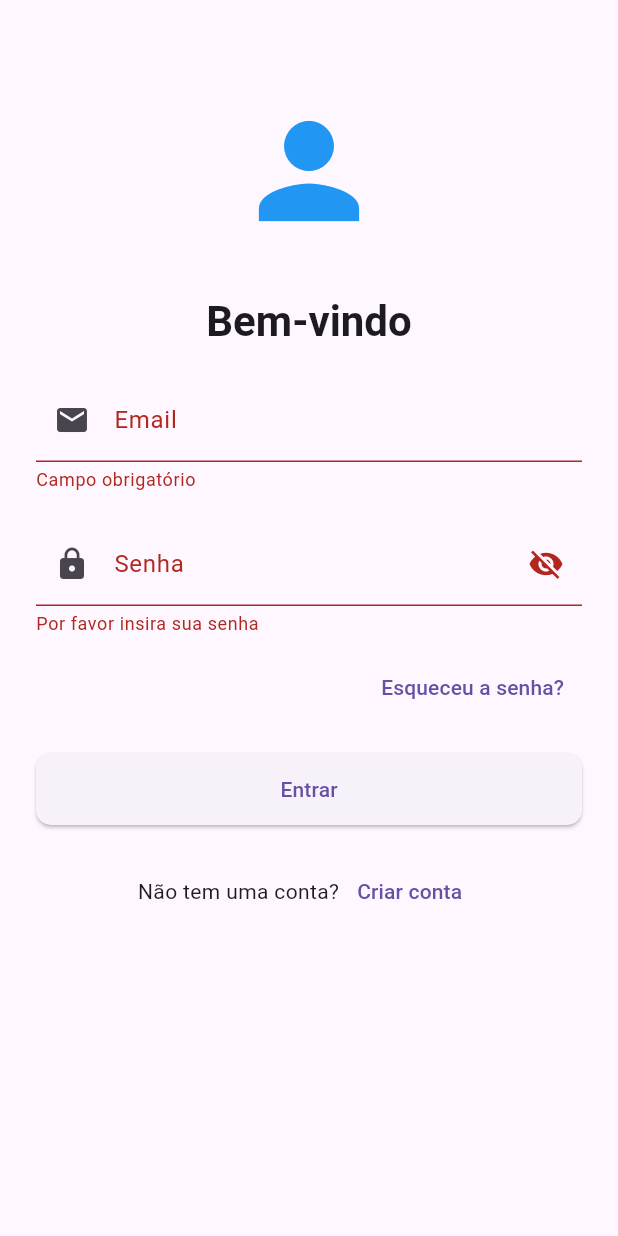
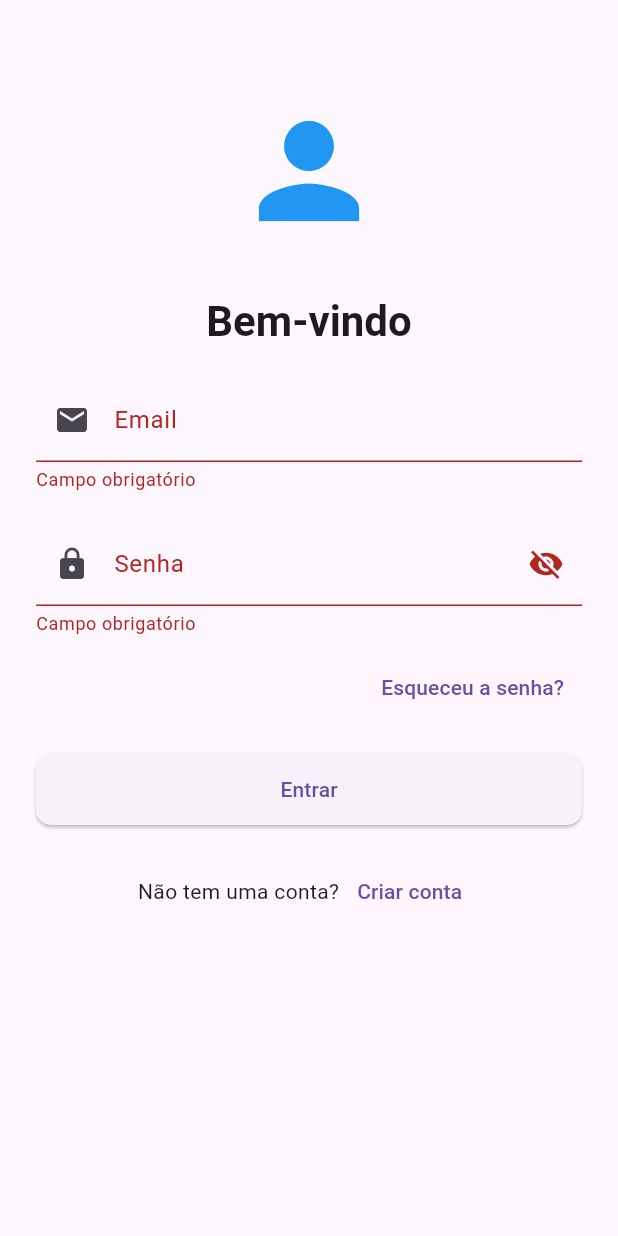
Before and after one commit to ricardooliver-ads-2019/enxoval_baby, a Flutter app: the screen it shows after launch, after a tap on "Entrar", on a phone screen of 412 x 824 dp. Run offline on Flutter 3.47's test engine with Material 3 defaults, Android fonts, the phone set to English and light mode, and no system bars; our stand-ins replace equatable, firebase_auth, firebase_core, get_it, go_router, google_sign_in and 1 more; accounts and stored records are empty; generated files the repository leaves out were written again.

Commit message:
refactor(Strings/Validators/ErrorMessages) Aplica ajustes de melhoramento de código e estruturação do projeto

```diff
--- a/lib/app/core/utils/app_strings.dart
+++ b/lib/app/core/utils/app_strings.dart
@@ -1,22 +1,13 @@
 enum AppStrings {
-  bemVindo('Bem-vindo'),
   email('Email'),
   senha('Senha'),
-  esqueceuASenha('Esqueceu a senha?'),
   entrar('Entrar'),
-  naoTemUmaConta('Não tem uma conta?'),
-  criarConta('Criar conta'),
-  crieUmaSenha('Cria uma nova senha de 8 caracteres'),
   nomeCompletoObrigatorio('Nome completo*'),
   emailObrigatorio('Email*'),
   telefoneObrigatorio('Telefone*'),
   senhaObrigatorio('Senha*'),
-  confirmarSenhaObrigatorio('Confirmar Senha*'),
-  cadastrar('Cadastrar'),
-  esqueceuSuaSenha('Esqueceu sua senha?'),
   continuar('Continuar'),
-  informeSeuEmailParaReceberAsInstrucoesDeRedefinicaoDeSenha(
-      'Informe seu email para receber as instruções de redefinição de senha. Enviaremos um link para que você possa criar uma nova senha.'),
+  salvar('Salvar'),
   ;
 
   final String text;
--- /dev/null
+++ b/lib/app/core/utils/error_messages_enum.dart
@@ -0,0 +1,22 @@
+enum ErrorMessagesEnum {
+  erro('Erro:'),
+  erroDesconhecidoAoTentarFazerRegister(
+      'Erro desconhecido ao tentar fazer register.'),
+  erroDesconhecidoAoTentarFazerLoginGoogle(
+      'Erro desconhecido ao tentar fazer loginGoogle.'),
+  erroDesconhecidoAoTentarFazerLogin('Erro desconhecido ao tentar login.'),
+  erroDesconhecidoAoTentarFazerResetPassword(
+      'Erro desconhecido ao tentar fazer logout.'),
+  erroDesconhecidoAoTentarFazerLogout(
+      'Erro desconhecido ao tentar fazer logout.'),
+  erroAoCriarContaDoUsuario('Erro ao criar conta do usuário.'),
+  erroAoTentarLoginComContaGoogleUsuarioNaoEncontrado(
+      'Erro ao tentar login com conta google. Usuario não encontrado.'),
+  erroAoTentarLoginComEmalUsuarioNaoEncontrado(
+      'Erro ao tentar login com email. Usuario não encontrado.'),
+  ;
+
+  final String message;
+
+  const ErrorMessagesEnum(this.message);
+}
--- a/lib/app/core/utils/validators/validation_messages_enum.dart
+++ b/lib/app/core/utils/validation_messages_enum.dart
@@ -9,6 +9,7 @@ enum ValidationMessagesEnum {
   senhasNaoEstaoIguais('Senhas não estão iguais'),
   aSenhaDeveTerNoMinimo6Caracteres('A senha deve ter no mínimo 6 caracteres.'),
   aSenhaDeveConterNumero('A senha deve conter número.'),
+  senhaInvalida('Senha inválida.'),
   aSenhaDeveConterPeloMenosUmaLentraMinuscula(
       'A senha deve conter pelo menos uma letra minúscula.'),
   aSenhaDeveConterPeloMenosUmCaracterEspecial(
@@ -17,7 +18,6 @@ enum ValidationMessagesEnum {
       'A senha deve conter pelo menos uma letra maiúscula.'),
   aSenhaDeveTerPeloMenos(
       'A senha deve ter: No mínimo 6 caracteres.\nPelo menos dois ou mais números.\nletras minúsculas e maiúsculas.'),
-  senhaCaracteres('8 a 16 caracteres'),
   ;
 
   final String text;
--- a/lib/app/core/utils/validators/validators/email_validator.dart
+++ b/lib/app/core/utils/validators/email_validator.dart
@@ -1,4 +1,4 @@
-import 'package:enxoval_baby/app/core/utils/validators/validators/text_validator.dart';
+import 'package:enxoval_baby/app/core/utils/validators/text_validator.dart';
 
 class EmailValidator implements TextValidator {
   @override
--- a/lib/app/core/utils/validators/validators/full_name_validator.dart
+++ b/lib/app/core/utils/validators/full_name_validator.dart
@@ -1,4 +1,4 @@
-import 'package:enxoval_baby/app/core/utils/validators/validators/text_validator.dart';
+import 'package:enxoval_baby/app/core/utils/validators/text_validator.dart';
 
 class FullNameValidator implements TextValidator {
   final _minLengthValidator = 3;
--- a/lib/app/core/utils/validators/validators/name_validator.dart
+++ b/lib/app/core/utils/validators/name_validator.dart
@@ -1,4 +1,4 @@
-import 'package:enxoval_baby/app/core/utils/validators/validators/text_validator.dart';
+import 'package:enxoval_baby/app/core/utils/validators/text_validator.dart';
 
 class NameValidator implements TextValidator {
   final _minLengthValidator = 3;
--- a/lib/app/core/utils/validators/validators/password_validator.dart
+++ b/lib/app/core/utils/validators/password_validator.dart
@@ -1,4 +1,4 @@
-import 'package:enxoval_baby/app/core/utils/validators/validators/text_validator.dart';
+import 'package:enxoval_baby/app/core/utils/validators/text_validator.dart';
 
 class PasswordValidator implements TextValidator {
   @override
--- a/lib/app/presentation/auth/login/view/login_screen.dart
+++ b/lib/app/presentation/auth/login/view/login_screen.dart
@@ -1,9 +1,12 @@
 import 'package:design_system/design_system.dart';
 import 'package:enxoval_baby/app/config/injector/injection.dart';
 import 'package:enxoval_baby/app/core/utils/app_strings.dart';
+import 'package:enxoval_baby/app/core/utils/error_messages_enum.dart';
+import 'package:enxoval_baby/app/core/utils/validation_messages_enum.dart';
 import 'package:enxoval_baby/app/core/utils/validators/validations_mixin.dart';
 import 'package:enxoval_baby/app/presentation/auth/login/view_model/login_view_model.dart';
 import 'package:enxoval_baby/app/presentation/auth/utils/auth_routes.dart';
+import 'package:enxoval_baby/app/presentation/auth/utils/auth_strings.dart';
 import 'package:enxoval_baby/app/presentation/home_enxoval/utils/routes/home_enxoval_routes.dart';
 import 'package:flutter/material.dart';
 import 'package:go_router/go_router.dart';
@@ -39,7 +42,7 @@ class _LoginScreenState extends State<LoginScreen> with ValidationsMixin {
     super.dispose();
   }
 
-  void _submitForm() {
+  void _submitLogin() {
     if (_formKey.currentState!.validate()) {
       _loginViewModel.login(
         email: _emailController.value.text,
@@ -67,7 +70,7 @@ class _LoginScreenState extends State<LoginScreen> with ValidationsMixin {
               const Icon(Icons.person, size: 100, color: Colors.blue),
               DSSizedBoxSpacing.sizedBoxVertical(DSSpacing.large.value),
               Text(
-                AppStrings.bemVindo.text,
+                AuthStrings.bemVindo.text,
                 style: Theme.of(context).textTheme.headlineMedium?.copyWith(
                       fontWeight: FontWeight.bold,
                     ),
@@ -87,15 +90,11 @@ class _LoginScreenState extends State<LoginScreen> with ValidationsMixin {
                 focus: _passwordFocus,
                 label: AppStrings.senha.text,
                 prefixIcon: const Icon(Icons.lock),
-                validator: (value) {
-                  if (value == null || value.isEmpty) {
-                    return 'Por favor insira sua senha';
-                  }
-                  if (value.length < 6) {
-                    return 'Senha deve ter pelo menos 6 caracteres';
-                  }
-                  return null;
-                },
+                validator: (text) => genericValidator(
+                  text,
+                  6,
+                  ValidationMessagesEnum.senhaInvalida.text,
+                ),
               ),
               DSSizedBoxSpacing.sizedBoxVertical(DSSpacing.mini.value),
               Align(
@@ -104,7 +103,7 @@ class _LoginScreenState extends State<LoginScreen> with ValidationsMixin {
                   onPressed: () {
                     context.push(AuthRoutes.forgotPassword.path);
                   },
-                  child: Text(AppStrings.esqueceuASenha.text),
+                  child: Text(AuthStrings.esqueceuASenha.text),
                 ),
               ),
               _sizedBoxVerticalDSSpacingBodied,
@@ -115,7 +114,7 @@ class _LoginScreenState extends State<LoginScreen> with ValidationsMixin {
                     builder: (context, child) {
                       return ElevatedButton(
                         onPressed:
-                            _loginViewModel.isLoading ? null : _submitForm,
+                            _loginViewModel.isLoading ? null : _submitLogin,
                         style: ElevatedButton.styleFrom(
                           padding: EdgeInsets.symmetric(
                               vertical: DSSpacing.xxsmall.value),
@@ -134,12 +133,12 @@ class _LoginScreenState extends State<LoginScreen> with ValidationsMixin {
               Row(
                 mainAxisAlignment: MainAxisAlignment.center,
                 children: [
-                  Text(AppStrings.naoTemUmaConta.text),
+                  Text(AuthStrings.naoTemUmaConta.text),
                   TextButton(
                     onPressed: () {
                       context.push(AuthRoutes.register.path);
                     },
-                    child: Text(AppStrings.criarConta.text),
+                    child: Text(AuthStrings.criarConta.text),
                   ),
                 ],
               ),
@@ -160,11 +159,8 @@ class _LoginScreenState extends State<LoginScreen> with ValidationsMixin {
         SnackBar(
           content: Text(_loginViewModel.erroMensage!),
           action: SnackBarAction(
-            label: "Erro",
-            onPressed: () => _loginViewModel.login(
-              email: _emailController.value.text,
-              password: _passwordController.value.text,
-            ),
+            label: ErrorMessagesEnum.erro.message,
+            onPressed: _submitLogin,
           ),
         ),
       );
--- a/lib/app/presentation/auth/logout/view/logout_button.dart
+++ b/lib/app/presentation/auth/logout/view/logout_button.dart
@@ -1,4 +1,5 @@
 import 'package:enxoval_baby/app/config/injector/injection.dart';
+import 'package:enxoval_baby/app/core/utils/error_messages_enum.dart';
 import 'package:enxoval_baby/app/presentation/auth/logout/view_model/logout_view_model.dart';
 import 'package:flutter/material.dart';
 
@@ -42,7 +43,7 @@ class _LogoutButtonState extends State<LogoutButton> {
         SnackBar(
           content: Text(logoutViewModel.erroMensage!),
           action: SnackBarAction(
-            label: "Erro",
+            label: ErrorMessagesEnum.erro.message,
             onPressed: () {},
           ),
         ),
--- /dev/null
+++ b/lib/app/presentation/auth/utils/auth_strings.dart
@@ -0,0 +1,17 @@
+enum AuthStrings {
+  bemVindo('Bem-vindo'),
+  esqueceuASenha('Esqueceu a senha?'),
+  naoTemUmaConta('Não tem uma conta?'),
+  criarConta('Criar conta'),
+  crieUmaSenha('Crie uma nova senha de 6 caracteres'),
+  esqueceuSuaSenha('Esqueceu sua senha?'),
+  informeSeuEmailParaReceberAsInstrucoesDeRedefinicaoDeSenha(
+      'Informe seu email para receber as instruções de redefinição de senha. Enviaremos um link para que você possa criar uma nova senha.'),
+  confirmarSenhaObrigatorio('Confirmar Senha*'),
+  cadastrar('Cadastrar'),
+  ;
+
+  final String text;
+
+  const AuthStrings(this.text);
+}
```
Also changed, not shown: lib/app/core/utils/validators/validations_mixin.dart (+5 -5 lines), lib/app/data/datasources/remote/firebase_auth_datasource.dart (+7 -6 lines), lib/app/data/repositories/auth_repository_impl.dart (+5 -4 lines), lib/app/presentation/auth/forgot_password/view/forgot_password_screen.dart (+8 -6 lines), lib/app/presentation/auth/register/view/register_screen.dart (+6 -4 lines), lib/app/core/utils/validators/text_validator.dart (renamed from lib/app/core/utils/validators/validators/text_validator.dart).
